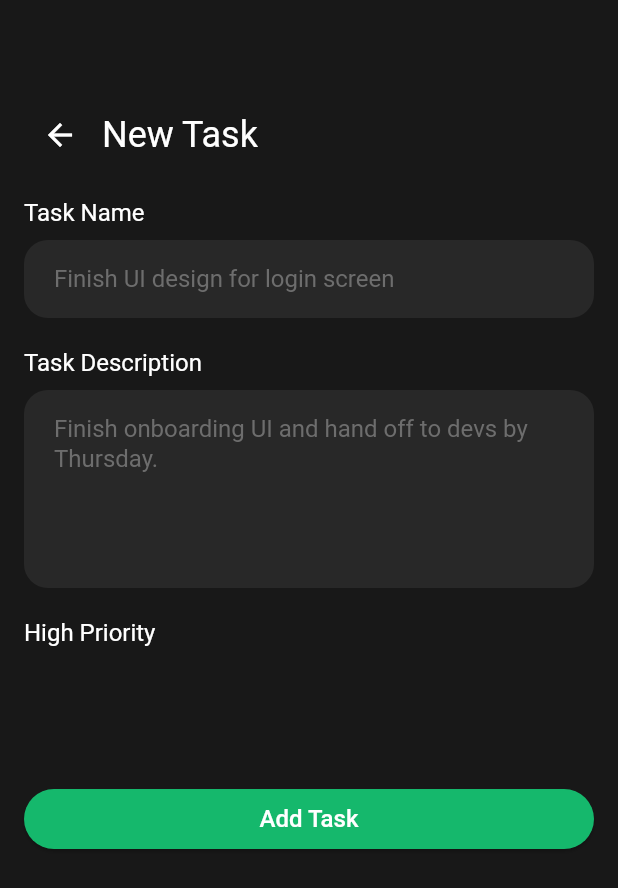
After one commit to MonicaSaeed/Flutter-Tasky-Project, a Flutter app: the AddTaskScreen screen opened directly, on a phone screen of 412 x 824 dp. The commit adds this screen. Shown: the top 888 px of the screen. Run offline on Flutter 3.47's test engine with Material 3 defaults, Android fonts, the phone set to English and light mode, and no system bars; our stand-ins replace flutter_svg.

Commit message:
add new task page

```diff
--- /dev/null
+++ b/tasky_project/lib/add_task_screen.dart
@@ -0,0 +1,80 @@
+import 'package:flutter/material.dart';
+
+class AddTaskScreen extends StatelessWidget {
+  const AddTaskScreen({super.key});
+
+  @override
+  Widget build(BuildContext context) {
+    return Scaffold(
+      body: Padding(
+        padding: const EdgeInsets.all(16.0),
+        child: Column(
+          crossAxisAlignment: CrossAxisAlignment.start,
+          children: [
+            SizedBox(height: 50),
+            Row(
+              children: [
+                IconButton(
+                  icon: Icon(Icons.arrow_back, color: Colors.white),
+                  onPressed: () {
+                    Navigator.pop(context);
+                  },
+                ),
+                SizedBox(width: 4),
+                Text(
+                  'New Task',
+                  style: Theme.of(context).textTheme.displayMedium,
+                ),
+              ],
+            ),
+            SizedBox(height: 18),
+            Text(
+              'Task Name',
+              style: Theme.of(context).textTheme.displaySmall,
+            ),
+            SizedBox(height: 8),
+            TextField(
+              cursorColor: const Color(0xFFFFFFFF),
+              style: Theme.of(context).textTheme.displaySmall,
+              decoration: const InputDecoration(
+                hintText: 'Finish UI design for login screen',
+              ),
+            ),
+            SizedBox(height: 20),
+            Text(
+              'Task Description',
+              style: Theme.of(context).textTheme.displaySmall,
+            ),
+            SizedBox(height: 8),
+            TextField(
+              cursorColor: const Color(0xFFFFFFFF),
+              style: Theme.of(context).textTheme.displaySmall,
+              maxLines: 5,
+              decoration: const InputDecoration(
+                hintText:
+                    'Finish onboarding UI and hand off to devs by Thursday.',
+              ),
+            ),
+            SizedBox(height: 20),
+            Row(
+              children: [
+                Text(
+                  'High Priority  ',
+                  style: Theme.of(context).textTheme.displaySmall,
+                ),
+                SizedBox(width: 16),
+              ],
+            ),
+            SizedBox(height: 90),
+            ElevatedButton(
+              onPressed: () {
+                // Add task logic here
+              },
+              child: Text('Add Task'),
+            ),
+          ],
+        ),
+      ),
+    );
+  }
+}
--- a/tasky_project/lib/tasks_screen.dart
+++ b/tasky_project/lib/tasks_screen.dart
@@ -1,5 +1,7 @@
 import 'package:flutter/material.dart';
 import 'package:flutter_svg/flutter_svg.dart';
+
+import 'add_task_screen.dart';
 
 class TasksScreen extends StatelessWidget {
   const TasksScreen({super.key});
@@ -77,7 +79,14 @@ class TasksScreen extends StatelessWidget {
               mainAxisAlignment: MainAxisAlignment.end,
               children: [
                 ElevatedButton(
-                  onPressed: () {},
+                  onPressed: () {
+                    Navigator.push(
+                      context,
+                      MaterialPageRoute(
+                        builder: (context) => const AddTaskScreen(),
+                      ),
+                    );
+                  },
                   child: Text('Add Task'),
                   style: ElevatedButton.styleFrom(
                     fixedSize: Size(160, 40),
```
Also changed, not shown: tasky_project/assets/images/sun.svg (deleted), 1 other file.
